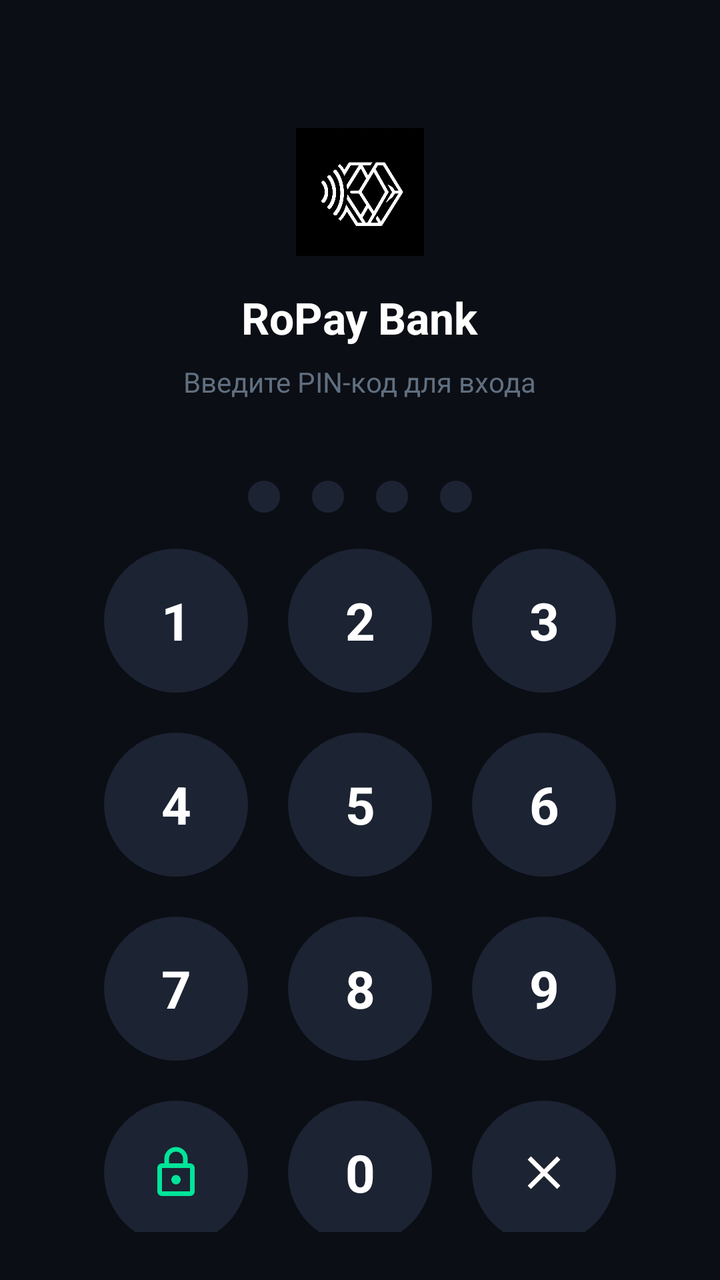
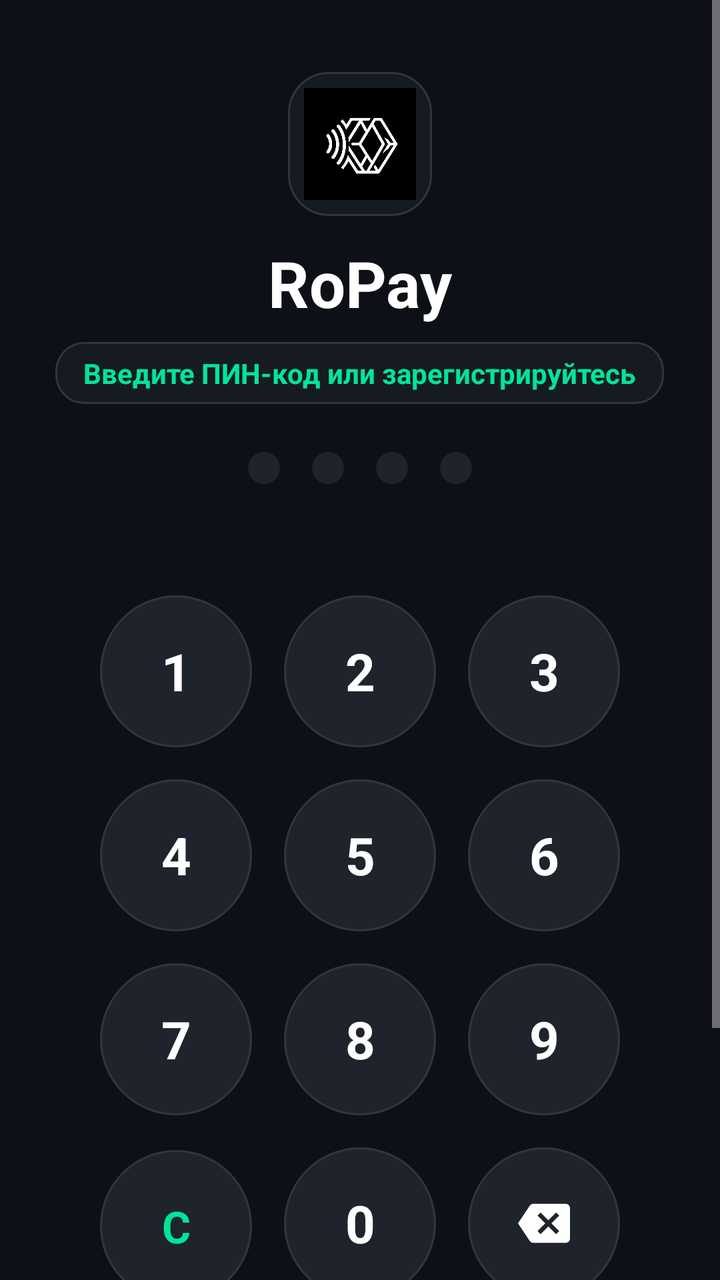

An Android layout rendered at two revisions. The XML below is the earlier revision; the diff shows what the commit changed to produce the second picture.
<!-- AndroidManifest.xml: application theme Theme.RoPay -->
<!-- res/layout/activity_pin_lock.xml -->
<?xml version="1.0" encoding="utf-8"?>
<LinearLayout xmlns:android="http://schemas.android.com/apk/res/android"
    xmlns:app="http://schemas.android.com/apk/res-auto"
    android:layout_width="match_parent"
    android:layout_height="match_parent"
    android:background="@color/bg_dark"
    android:gravity="center_horizontal"
    android:orientation="vertical"
    android:padding="24dp">

    <ImageView
        android:layout_width="64dp"
        android:layout_height="64dp"
        android:layout_marginTop="40dp"
        android:src="@drawable/ropay_logo"
        android:contentDescription="RoPay Logo" />

    <TextView
        android:layout_width="wrap_content"
        android:layout_height="wrap_content"
        android:layout_marginTop="16dp"
        android:text="RoPay Bank"
        android:textColor="@color/white"
        android:textSize="22sp"
        android:textStyle="bold" />

    <TextView
        android:id="@+id/tv_pin_prompt"
        android:layout_width="wrap_content"
        android:layout_height="wrap_content"
        android:layout_marginTop="8dp"
        android:text="Введите PIN-код для входа"
        android:textColor="@color/text_muted"
        android:textSize="14sp" />

    
    <LinearLayout
        android:layout_width="wrap_content"
        android:layout_height="wrap_content"
        android:layout_marginTop="32dp"
        android:orientation="horizontal">

        <View
            android:id="@+id/dot_1"
            android:layout_width="16dp"
            android:layout_height="16dp"
            android:layout_margin="8dp"
            android:background="@drawable/bg_circle_avatar" />

        <View
            android:id="@+id/dot_2"
            android:layout_width="16dp"
            android:layout_height="16dp"
            android:layout_margin="8dp"
            android:background="@drawable/bg_circle_avatar" />

        <View
            android:id="@+id/dot_3"
            android:layout_width="16dp"
            android:layout_height="16dp"
            android:layout_margin="8dp"
            android:background="@drawable/bg_circle_avatar" />

        <View
            android:id="@+id/dot_4"
            android:layout_width="16dp"
            android:layout_height="16dp"
            android:layout_margin="8dp"
            android:background="@drawable/bg_circle_avatar" />
    </LinearLayout>

    <View
        android:layout_width="match_parent"
        android:layout_height="0dp"
        android:layout_weight="1" />

    
    <GridLayout
        android:id="@+id/grid_numpad"
        android:layout_width="wrap_content"
        android:layout_height="wrap_content"
        android:columnCount="3"
        android:rowCount="4"
        android:layout_marginBottom="24dp">

        
        <TextView android:id="@+id/btn_key_1" style="@style/PinKey" android:text="1" />
        <TextView android:id="@+id/btn_key_2" style="@style/PinKey" android:text="2" />
        <TextView android:id="@+id/btn_key_3" style="@style/PinKey" android:text="3" />

        <TextView android:id="@+id/btn_key_4" style="@style/PinKey" android:text="4" />
        <TextView android:id="@+id/btn_key_5" style="@style/PinKey" android:text="5" />
        <TextView android:id="@+id/btn_key_6" style="@style/PinKey" android:text="6" />

        <TextView android:id="@+id/btn_key_7" style="@style/PinKey" android:text="7" />
        <TextView android:id="@+id/btn_key_8" style="@style/PinKey" android:text="8" />
        <TextView android:id="@+id/btn_key_9" style="@style/PinKey" android:text="9" />

        
        <ImageView
            android:id="@+id/btn_key_bio"
            android:layout_width="72dp"
            android:layout_height="72dp"
            android:layout_margin="10dp"
            android:background="@drawable/bg_circle_avatar"
            android:padding="22dp"
            android:src="@drawable/ic_lock"
            app:tint="@color/mint"
            android:contentDescription="Biometrics" />

        <TextView android:id="@+id/btn_key_0" style="@style/PinKey" android:text="0" />

        <ImageView
            android:id="@+id/btn_key_backspace"
            android:layout_width="72dp"
            android:layout_height="72dp"
            android:layout_margin="10dp"
            android:background="@drawable/bg_circle_avatar"
            android:padding="22dp"
            android:src="@drawable/ic_close"
            app:tint="@color/white"
            android:contentDescription="Backspace" />
    </GridLayout>

    <TextView
        android:id="@+id/btn_pin_logout"
        android:layout_width="wrap_content"
        android:layout_height="wrap_content"
        android:layout_marginBottom="16dp"
        android:text="Войти по номеру телефона"
        android:textColor="@color/mint"
        android:textSize="14sp"
        android:textStyle="bold" />

</LinearLayout>
<!-- resources referenced by this layout -->
<resources>
  <color name="bg_dark">#0B0E14</color>
  <color name="mint">#00E599</color>
  <color name="text_muted">#606F80</color>
  <color name="white">#FFFFFF</color>
  <!-- drawable ic_close (drawable) -->
  <vector xmlns:android="http://schemas.android.com/apk/res/android"
      android:width="24dp"
      android:height="24dp"
      android:viewportWidth="24"
      android:viewportHeight="24">
      <path
          android:fillColor="#FFFFFFFF"
          android:pathData="M19,6.41L17.59,5 12,10.59 6.41,5 5,6.41 10.59,12 5,17.59 6.41,19 12,13.41 17.59,19 19,17.59 13.41,12z"/>
  </vector>
  <!-- drawable ic_lock (drawable) -->
  <vector xmlns:android="http://schemas.android.com/apk/res/android"
      android:width="24dp"
      android:height="24dp"
      android:viewportWidth="24"
      android:viewportHeight="24">
      <path
          android:fillColor="#FFFFFFFF"
          android:pathData="M18,8h-1V6c0,-2.76 -2.24,-5 -5,-5S7,3.24 7,6v2H6c-1.1,0 -2,0.9 -2,2v10c0,1.1 0.9,2 2,2h12c1.1,0 2,-0.9 2,-2V10c0,-1.1 -0.9,-2 -2,-2zM9,6c0,-1.66 1.34,-3 3,-3s3,1.34 3,3v2H9V6zm9,14H6V10h12v10zm-6,-3c1.1,0 2,-0.9 2,-2s-0.9,-2 -2,-2 -2,0.9 -2,2 0.9,2 2,2z"/>
  </vector>
  <style name="PinKey">
          <item name="android:layout_width">72dp</item>
          <item name="android:layout_height">72dp</item>
          <item name="android:layout_margin">10dp</item>
          <item name="android:gravity">center</item>
          <item name="android:textColor">@color/white</item>
          <item name="android:textSize">26sp</item>
          <item name="android:textStyle">bold</item>
          <item name="android:background">@drawable/bg_circle_avatar</item>
      </style>
  <color name="bg_card_secondary">#1C2333</color>
  <color name="purple">#8E44AD</color>
  <!-- unchanged entries left out for length: 3 -->
</resources>

<!-- the commit's change to res/layout/activity_pin_lock.xml (unified diff, before → after) -->
@@ -1,135 +1,358 @@
 <?xml version="1.0" encoding="utf-8"?>
-<LinearLayout xmlns:android="http://schemas.android.com/apk/res/android"
+<FrameLayout xmlns:android="http://schemas.android.com/apk/res/android"
     xmlns:app="http://schemas.android.com/apk/res-auto"
     android:layout_width="match_parent"
     android:layout_height="match_parent"
-    android:background="@color/bg_dark"
-    android:gravity="center_horizontal"
-    android:orientation="vertical"
-    android:padding="24dp">
-
-    <ImageView
-        android:layout_width="64dp"
-        android:layout_height="64dp"
-        android:layout_marginTop="40dp"
-        android:src="@drawable/ropay_logo"
-        android:contentDescription="RoPay Logo" />
-
-    <TextView
-        android:layout_width="wrap_content"
-        android:layout_height="wrap_content"
-        android:layout_marginTop="16dp"
-        android:text="RoPay Bank"
-        android:textColor="@color/white"
-        android:textSize="22sp"
-        android:textStyle="bold" />
-
-    <TextView
-        android:id="@+id/tv_pin_prompt"
-        android:layout_width="wrap_content"
-        android:layout_height="wrap_content"
-        android:layout_marginTop="8dp"
-        android:text="Введите PIN-код для входа"
-        android:textColor="@color/text_muted"
-        android:textSize="14sp" />
-
-    
-    <LinearLayout
-        android:layout_width="wrap_content"
-        android:layout_height="wrap_content"
-        android:layout_marginTop="32dp"
-        android:orientation="horizontal">
-
-        <View
-            android:id="@+id/dot_1"
-            android:layout_width="16dp"
-            android:layout_height="16dp"
-            android:layout_margin="8dp"
-            android:background="@drawable/bg_circle_avatar" />
-
-        <View
-            android:id="@+id/dot_2"
-            android:layout_width="16dp"
-            android:layout_height="16dp"
-            android:layout_margin="8dp"
-            android:background="@drawable/bg_circle_avatar" />
-
-        <View
-            android:id="@+id/dot_3"
-            android:layout_width="16dp"
-            android:layout_height="16dp"
-            android:layout_margin="8dp"
-            android:background="@drawable/bg_circle_avatar" />
-
-        <View
-            android:id="@+id/dot_4"
-            android:layout_width="16dp"
-            android:layout_height="16dp"
-            android:layout_margin="8dp"
-            android:background="@drawable/bg_circle_avatar" />
-    </LinearLayout>
-
-    <View
+    android:background="@color/bg_dark">
+
+    <ScrollView
         android:layout_width="match_parent"
-        android:layout_height="0dp"
-        android:layout_weight="1" />
-
-    
-    <GridLayout
-        android:id="@+id/grid_numpad"
-        android:layout_width="wrap_content"
-        android:layout_height="wrap_content"
-        android:columnCount="3"
-        android:rowCount="4"
-        android:layout_marginBottom="24dp">
-
-        
-        <TextView android:id="@+id/btn_key_1" style="@style/PinKey" android:text="1" />
-        <TextView android:id="@+id/btn_key_2" style="@style/PinKey" android:text="2" />
-        <TextView android:id="@+id/btn_key_3" style="@style/PinKey" android:text="3" />
-
-        <TextView android:id="@+id/btn_key_4" style="@style/PinKey" android:text="4" />
-        <TextView android:id="@+id/btn_key_5" style="@style/PinKey" android:text="5" />
-        <TextView android:id="@+id/btn_key_6" style="@style/PinKey" android:text="6" />
-
-        <TextView android:id="@+id/btn_key_7" style="@style/PinKey" android:text="7" />
-        <TextView android:id="@+id/btn_key_8" style="@style/PinKey" android:text="8" />
-        <TextView android:id="@+id/btn_key_9" style="@style/PinKey" android:text="9" />
-
-        
-        <ImageView
-            android:id="@+id/btn_key_bio"
-            android:layout_width="72dp"
-            android:layout_height="72dp"
-            android:layout_margin="10dp"
-            android:background="@drawable/bg_circle_avatar"
-            android:padding="22dp"
-            android:src="@drawable/ic_lock"
-            app:tint="@color/mint"
-            android:contentDescription="Biometrics" />
-
-        <TextView android:id="@+id/btn_key_0" style="@style/PinKey" android:text="0" />
-
-        <ImageView
-            android:id="@+id/btn_key_backspace"
-            android:layout_width="72dp"
-            android:layout_height="72dp"
-            android:layout_margin="10dp"
-            android:background="@drawable/bg_circle_avatar"
-            android:padding="22dp"
-            android:src="@drawable/ic_close"
-            app:tint="@color/white"
-            android:contentDescription="Backspace" />
-    </GridLayout>
-
-    <TextView
-        android:id="@+id/btn_pin_logout"
-        android:layout_width="wrap_content"
-        android:layout_height="wrap_content"
-        android:layout_marginBottom="16dp"
-        android:text="Войти по номеру телефона"
-        android:textColor="@color/mint"
-        android:textSize="14sp"
-        android:textStyle="bold" />
-
-</LinearLayout>
+        android:layout_height="match_parent"
+        android:fillViewport="true">
+
+        <LinearLayout
+            android:layout_width="match_parent"
+            android:layout_height="wrap_content"
+            android:gravity="center_horizontal"
+            android:orientation="vertical"
+            android:paddingHorizontal="24dp"
+            android:paddingTop="36dp"
+            android:paddingBottom="20dp">
+
+            
+            <ImageView
+                android:id="@+id/iv_app_logo"
+                android:layout_width="72dp"
+                android:layout_height="72dp"
+                android:background="@drawable/bg_card_rounded"
+                android:padding="8dp"
+                android:src="@drawable/ropay_logo"
+                android:contentDescription="RoPay Logo" />
+
+            <TextView
+                android:layout_width="wrap_content"
+                android:layout_height="wrap_content"
+                android:layout_marginTop="12dp"
+                android:text="RoPay"
+                android:textColor="@color/white"
+                android:textSize="32sp"
+                android:textStyle="bold" />
+
+            
+            <TextView
+                android:id="@+id/tv_phone_status"
+                android:layout_width="wrap_content"
+                android:layout_height="wrap_content"
+                android:layout_marginTop="8dp"
+                android:background="@drawable/bg_status_pill"
+                android:paddingHorizontal="14dp"
+                android:paddingVertical="6dp"
+                android:text="Введите ПИН-код или зарегистрируйтесь"
+                android:textColor="@color/mint"
+                android:textSize="14sp"
+                android:textStyle="bold" />
+
+            
+            <LinearLayout
+                android:id="@+id/layout_pin_dots"
+                android:layout_width="wrap_content"
+                android:layout_height="wrap_content"
+                android:layout_marginTop="24dp"
+                android:gravity="center"
+                android:orientation="horizontal">
+
+                <View
+                    android:id="@+id/dot_1"
+                    android:layout_width="16dp"
+                    android:layout_height="16dp"
+                    android:layout_marginHorizontal="8dp"
+                    android:background="@drawable/bg_circle_avatar" />
+
+                <View
+                    android:id="@+id/dot_2"
+                    android:layout_width="16dp"
+                    android:layout_height="16dp"
+                    android:layout_marginHorizontal="8dp"
+                    android:background="@drawable/bg_circle_avatar" />
+
+                <View
+                    android:id="@+id/dot_3"
+                    android:layout_width="16dp"
+                    android:layout_height="16dp"
+                    android:layout_marginHorizontal="8dp"
+                    android:background="@drawable/bg_circle_avatar" />
+
+                <View
+                    android:id="@+id/dot_4"
+                    android:layout_width="16dp"
+                    android:layout_height="16dp"
+                    android:layout_marginHorizontal="8dp"
+                    android:background="@drawable/bg_circle_avatar" />
+            </LinearLayout>
+
+            
+            <TextView
+                android:id="@+id/tv_pin_error"
+                android:layout_width="wrap_content"
+                android:layout_height="wrap_content"
+                android:layout_marginTop="12dp"
+                android:textColor="@color/danger"
+                android:textSize="13sp"
+                android:textStyle="bold"
+                android:visibility="invisible" />
+
+            <ProgressBar
+                android:id="@+id/pb_pin_loading"
+                android:layout_width="28dp"
+                android:layout_height="28dp"
+                android:layout_marginTop="6dp"
+                android:indeterminateTint="@color/mint"
+                android:visibility="gone" />
+
+            
+            <LinearLayout
+                android:layout_width="wrap_content"
+                android:layout_height="wrap_content"
+                android:layout_marginTop="18dp"
+                android:gravity="center"
+                android:orientation="vertical">
+
+                
+                <LinearLayout
+                    android:layout_width="wrap_content"
+                    android:layout_height="wrap_content"
+                    android:orientation="horizontal">
+
+                    <TextView
+                        android:id="@+id/btn_key_1"
+                        android:layout_width="76dp"
+                        android:layout_height="76dp"
+                        android:layout_margin="8dp"
+                        android:background="@drawable/bg_keypad_button"
+                        android:gravity="center"
+                        android:text="1"
+                        android:textColor="@color/white"
+                        android:textSize="26sp"
+                        android:textStyle="bold" />
+
+                    <TextView
+                        android:id="@+id/btn_key_2"
+                        android:layout_width="76dp"
+                        android:layout_height="76dp"
+                        android:layout_margin="8dp"
+                        android:background="@drawable/bg_keypad_button"
+                        android:gravity="center"
+                        android:text="2"
+                        android:textColor="@color/white"
+                        android:textSize="26sp"
+                        android:textStyle="bold" />
+
+                    <TextView
+                        android:id="@+id/btn_key_3"
+                        android:layout_width="76dp"
+                        android:layout_height="76dp"
+                        android:layout_margin="8dp"
+                        android:background="@drawable/bg_keypad_button"
+                        android:gravity="center"
+                        android:text="3"
+                        android:textColor="@color/white"
+                        android:textSize="26sp"
+                        android:textStyle="bold" />
+                </LinearLayout>
+
+                
+                <LinearLayout
+                    android:layout_width="wrap_content"
+                    android:layout_height="wrap_content"
+                    android:orientation="horizontal">
+
+                    <TextView
+                        android:id="@+id/btn_key_4"
+                        android:layout_width="76dp"
+                        android:layout_height="76dp"
+                        android:layout_margin="8dp"
+                        android:background="@drawable/bg_keypad_button"
+                        android:gravity="center"
+                        android:text="4"
+                        android:textColor="@color/white"
+                        android:textSize="26sp"
+                        android:textStyle="bold" />
+
+                    <TextView
+                        android:id="@+id/btn_key_5"
+                        android:layout_width="76dp"
+                        android:layout_height="76dp"
+                        android:layout_margin="8dp"
+                        android:background="@drawable/bg_keypad_button"
+                        android:gravity="center"
+                        android:text="5"
+                        android:textColor="@color/white"
+                        android:textSize="26sp"
+                        android:textStyle="bold" />
+
+                    <TextView
+                        android:id="@+id/btn_key_6"
+                        android:layout_width="76dp"
+                        android:layout_height="76dp"
+                        android:layout_margin="8dp"
+                        android:background="@drawable/bg_keypad_button"
+                        android:gravity="center"
+                        android:text="6"
+                        android:textColor="@color/white"
+                        android:textSize="26sp"
+                        android:textStyle="bold" />
+                </LinearLayout>
+
+                
+                <LinearLayout
+                    android:layout_width="wrap_content"
+                    android:layout_height="wrap_content"
+                    android:orientation="horizontal">
+
+                    <TextView
+                        android:id="@+id/btn_key_7"
+                        android:layout_width="76dp"
+                        android:layout_height="76dp"
+                        android:layout_margin="8dp"
+                        android:background="@drawable/bg_keypad_button"
+                        android:gravity="center"
+                        android:text="7"
+                        android:textColor="@color/white"
+                        android:textSize="26sp"
+                        android:textStyle="bold" />
+
+                    <TextView
+                        android:id="@+id/btn_key_8"
+                        android:layout_width="76dp"
+                        android:layout_height="76dp"
+                        android:layout_margin="8dp"
+                        android:background="@drawable/bg_keypad_button"
+                        android:gravity="center"
+                        android:text="8"
+                        android:textColor="@color/white"
+                        android:textSize="26sp"
+                        android:textStyle="bold" />
+
+                    <TextView
+                        android:id="@+id/btn_key_9"
+                        android:layout_width="76dp"
+                        android:layout_height="76dp"
+                        android:layout_margin="8dp"
+                        android:background="@drawable/bg_keypad_button"
+                        android:gravity="center"
+                        android:text="9"
+                        android:textColor="@color/white"
+                        android:textSize="26sp"
+                        android:textStyle="bold" />
+                </LinearLayout>
+
+                
+                <LinearLayout
+                    android:layout_width="wrap_content"
+                    android:layout_height="wrap_content"
+                    android:orientation="horizontal">
+
+                    <TextView
+                        android:id="@+id/btn_key_clear"
+                        android:layout_width="76dp"
+                        android:layout_height="76dp"
+                        android:layout_margin="8dp"
+                        android:background="@drawable/bg_keypad_button"
+                        android:gravity="center"
+                        android:text="C"
+                        android:textColor="@color/mint"
+                        android:textSize="22sp"
+                        android:textStyle="bold" />
+
+                    <TextView
+                        android:id="@+id/btn_key_0"
+                        android:layout_width="76dp"
+                        android:layout_height="76dp"
+                        android:layout_margin="8dp"
+                        android:background="@drawable/bg_keypad_button"
+                        android:gravity="center"
+                        android:text="0"
+                        android:textColor="@color/white"
+                        android:textSize="26sp"
+                        android:textStyle="bold" />
+
+                    <FrameLayout
+                        android:id="@+id/btn_key_backspace"
+                        android:layout_width="76dp"
+                        android:layout_height="76dp"
+                        android:layout_margin="8dp"
+                        android:background="@drawable/bg_keypad_button">
+
+                        <ImageView
+                            android:layout_width="26dp"
+                            android:layout_height="26dp"
+                            android:layout_gravity="center"
+                            android:contentDescription="Backspace"
+                            android:src="@drawable/ic_backspace"
+                            app:tint="@color/white" />
+                    </FrameLayout>
+                </LinearLayout>
+            </LinearLayout>
+
+            
+            <LinearLayout
+                android:id="@+id/btn_biometric_login"
+                android:layout_width="match_parent"
+                android:layout_height="48dp"
+                android:layout_marginTop="16dp"
+                android:background="@drawable/bg_card_secondary_rounded"
+                android:gravity="center"
+                android:orientation="horizontal">
+
+                <ImageView
+                    android:layout_width="22dp"
+                    android:layout_height="22dp"
+                    android:src="@drawable/ic_fingerprint"
+                    app:tint="@color/mint" />
+
+                <TextView
+                    android:layout_width="wrap_content"
+                    android:layout_height="wrap_content"
+                    android:layout_marginStart="8dp"
+                    android:text="Войти по отпечатку"
+                    android:textColor="@color/white"
+                    android:textSize="15sp"
+                    android:textStyle="bold" />
+            </LinearLayout>
+
+            
+            <LinearLayout
+                android:layout_width="wrap_content"
+                android:layout_height="wrap_content"
+                android:layout_marginTop="20dp"
+                android:gravity="center"
+                android:orientation="horizontal">
+
+                <TextView
+                    android:id="@+id/btn_footer_register"
+                    android:layout_width="wrap_content"
+                    android:layout_height="wrap_content"
+                    android:padding="8dp"
+                    android:text="Регистрация"
+                    android:textColor="@color/mint"
+                    android:textSize="14sp"
+                    android:textStyle="bold" />
+
+                <View
+                    android:layout_width="16dp"
+                    android:layout_height="1dp" />
+
+                <TextView
+                    android:id="@+id/btn_footer_switch_phone"
+                    android:layout_width="wrap_content"
+                    android:layout_height="wrap_content"
+                    android:padding="8dp"
+                    android:text="Сменить номер"
+                    android:textColor="@color/text_muted"
+                    android:textSize="14sp"
+                    android:textStyle="bold" />
+            </LinearLayout>
+
+        </LinearLayout>
+    </ScrollView>
+</FrameLayout>
<!-- resource entries referenced after the edit -->
@@ -1,10 +1,46 @@
 <!-- resources referenced by this layout -->
 <resources>
-  <color name="bg_dark">#0B0E14</color>
+  <color name="bg_dark">#0D1117</color>
+  <color name="danger">#FF453A</color>
   <color name="mint">#00E599</color>
-  <color name="text_muted">#606F80</color>
+  <color name="text_muted">#8B949E</color>
   <color name="white">#FFFFFF</color>
-  <!-- drawable ic_close (drawable) -->
+  <!-- drawable bg_card_rounded (drawable) -->
+  <?xml version="1.0" encoding="utf-8"?>
+  <shape xmlns:android="http://schemas.android.com/apk/res/android"
+      android:shape="rectangle">
+      <solid android:color="@color/bg_card" />
+      <corners android:radius="20dp" />
+      <stroke android:width="1dp" android:color="@color/border" />
+  </shape>
+  <!-- drawable bg_card_secondary_rounded (drawable) -->
+  <?xml version="1.0" encoding="utf-8"?>
+  <shape xmlns:android="http://schemas.android.com/apk/res/android"
+      android:shape="rectangle">
+      <solid android:color="@color/bg_card_secondary" />
+      <corners android:radius="16dp" />
+      <stroke android:width="1dp" android:color="@color/border" />
+  </shape>
+  <!-- drawable bg_keypad_button (drawable) -->
+  <?xml version="1.0" encoding="utf-8"?>
+  <ripple xmlns:android="http://schemas.android.com/apk/res/android"
+      android:color="#3300E599">
+      <item>
+          <shape android:shape="oval">
+              <solid android:color="#1F242C" />
+              <stroke android:width="1dp" android:color="#30363D" />
+          </shape>
+      </item>
+  </ripple>
+  <!-- drawable bg_status_pill (drawable) -->
+  <?xml version="1.0" encoding="utf-8"?>
+  <shape xmlns:android="http://schemas.android.com/apk/res/android"
+      android:shape="rectangle">
+      <solid android:color="#161B22" />
+      <stroke android:width="1dp" android:color="#30363D" />
+      <corners android:radius="14dp" />
+  </shape>
+  <!-- drawable ic_backspace (drawable) -->
   <vector xmlns:android="http://schemas.android.com/apk/res/android"
       android:width="24dp"
       android:height="24dp"
@@ -12,9 +48,9 @@
       android:viewportHeight="24">
       <path
           android:fillColor="#FFFFFFFF"
-          android:pathData="M19,6.41L17.59,5 12,10.59 6.41,5 5,6.41 10.59,12 5,17.59 6.41,19 12,13.41 17.59,19 19,17.59 13.41,12z"/>
+          android:pathData="M22,3H7c-0.69,0 -1.23,0.35 -1.59,0.88L0,12l5.41,8.11c0.36,0.53 0.9,0.89 1.59,0.89h15c1.1,0 2,-0.9 2,-2V5c0,-1.1 -0.9,-2 -2,-2zm-3,12.59L17.59,17 14,13.41 10.41,17 9,15.59 12.59,12 9,8.41 10.41,7 14,10.59 17.59,7 19,8.41 15.41,12 19,15.59z"/>
   </vector>
-  <!-- drawable ic_lock (drawable) -->
+  <!-- drawable ic_fingerprint (drawable) -->
   <vector xmlns:android="http://schemas.android.com/apk/res/android"
       android:width="24dp"
       android:height="24dp"
@@ -22,19 +58,11 @@
       android:viewportHeight="24">
       <path
           android:fillColor="#FFFFFFFF"
-          android:pathData="M18,8h-1V6c0,-2.76 -2.24,-5 -5,-5S7,3.24 7,6v2H6c-1.1,0 -2,0.9 -2,2v10c0,1.1 0.9,2 2,2h12c1.1,0 2,-0.9 2,-2V10c0,-1.1 -0.9,-2 -2,-2zM9,6c0,-1.66 1.34,-3 3,-3s3,1.34 3,3v2H9V6zm9,14H6V10h12v10zm-6,-3c1.1,0 2,-0.9 2,-2s-0.9,-2 -2,-2 -2,0.9 -2,2 0.9,2 2,2z"/>
+          android:pathData="M17.81,4.47c-0.08,0 -0.16,-0.02 -0.23,-0.06C15.66,3.42 14,3 12.01,3c-1.98,0 -3.86,0.47 -5.57,1.41 -0.24,0.13 -0.54,0.04 -0.68,-0.2 -0.13,-0.24 -0.04,-0.55 0.2,-0.68C7.82,2.52 9.86,2 12.01,2c2.13,0 3.99,0.47 6.03,1.52 0.25,0.13 0.34,0.43 0.21,0.67 -0.09,0.18 -0.26,0.28 -0.44,0.28zM3.5,9.72c-0.25,0 -0.48,-0.19 -0.5,-0.44 -0.36,-4.06 2.08,-7.43 6.06,-8.38 0.27,-0.06 0.54,0.11 0.6,0.38 0.07,0.27 -0.11,0.54 -0.38,0.6 -3.52,0.84 -5.69,3.82 -5.37,7.41 0.03,0.28 -0.17,0.52 -0.45,0.54 -0.02,0 -0.04,0 -0.06,0.01zM20.5,9.72c-0.02,0 -0.04,-0.01 -0.06,-0.01 -0.28,-0.02 -0.48,-0.26 -0.45,-0.54 0.32,-3.59 -1.85,-6.57 -5.37,-7.41 -0.27,-0.06 -0.45,-0.33 -0.38,-0.6 0.06,-0.27 0.33,-0.45 0.6,-0.38 3.98,0.95 6.42,4.32 6.06,8.38 -0.02,0.26 -0.25,0.45 -0.5,0.45zM9.54,16.2c-0.23,0 -0.44,-0.16 -0.49,-0.4 -0.5,-2.48 0.12,-4.1 1.83,-4.81 1.74,-0.72 3.75,-0.35 4.97,0.91 0.19,0.2 0.19,0.51 -0.01,0.7 -0.2,0.19 -0.51,0.19 -0.7,0.01 -0.93,-0.96 -2.48,-1.24 -3.83,-0.68 -1.33,0.55 -1.81,1.77 -1.39,3.87 0.06,0.27 -0.11,0.54 -0.38,0.6 -0.04,0.01 -0.08,0.01 -0.12,0.01zM14.56,21.84c-0.12,0 -0.24,-0.04 -0.33,-0.13 -0.56,-0.51 -1.41,-0.71 -2.23,-0.71 -0.83,0 -1.68,0.2 -2.24,0.71 -0.21,0.19 -0.52,0.17 -0.71,-0.03 -0.19,-0.21 -0.17,-0.52 0.03,-0.71 0.77,-0.7 1.94,-0.97 3.01,-0.97 1.08,0 2.24,0.27 3.01,0.97 0.2,0.19 0.22,0.5 0.03,0.71 -0.1,0.11 -0.23,0.16 -0.35,0.16z"/>
   </vector>
-  <style name="PinKey">
-          <item name="android:layout_width">72dp</item>
-          <item name="android:layout_height">72dp</item>
-          <item name="android:layout_margin">10dp</item>
-          <item name="android:gravity">center</item>
-          <item name="android:textColor">@color/white</item>
-          <item name="android:textSize">26sp</item>
-          <item name="android:textStyle">bold</item>
-          <item name="android:background">@drawable/bg_circle_avatar</item>
-      </style>
-  <color name="bg_card_secondary">#1C2333</color>
+  <color name="bg_card">#161B22</color>
+  <color name="border">#30363D</color>
+  <color name="bg_card_secondary">#1F242C</color>
   <color name="purple">#8E44AD</color>
   <!-- unchanged entries left out for length: 3 -->
 </resources>
